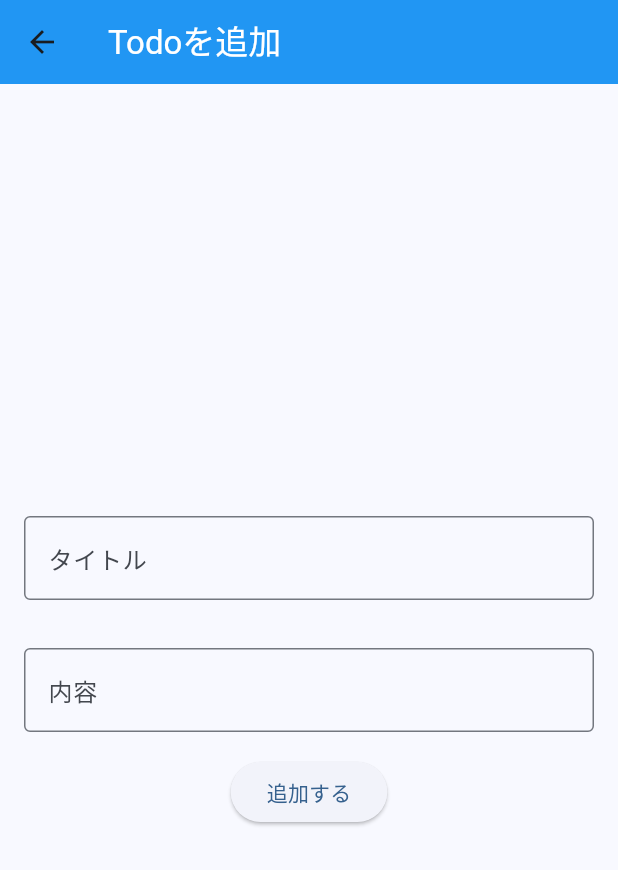
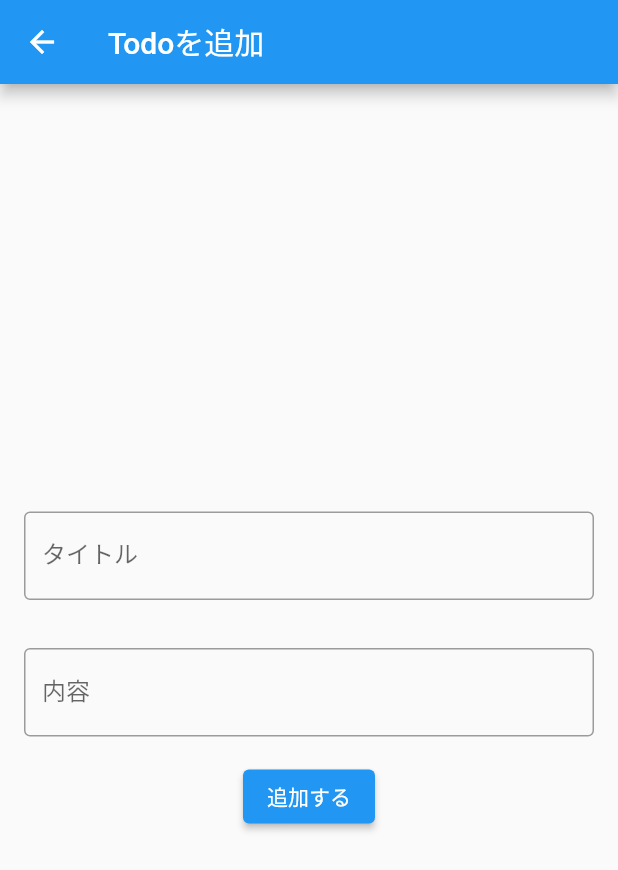
Before and after one commit to TomoyaMizumori/documents, a Flutter app: the screen it shows after launch, after a tap on the "add" icon, on a phone screen of 412 x 824 dp. Shown: the top 870 px of the screen. Run offline on Flutter 3.47's test engine with Material 3 defaults, Android fonts, the light colour scheme and no system bars; network calls fail.

Commit message:
header style修正

```diff
--- a/flutter/todo_practice/lib/main.dart
+++ b/flutter/todo_practice/lib/main.dart
@@ -14,9 +14,9 @@ class MyApp extends StatelessWidget {
     return MaterialApp(
       title: 'Flutter Demo',
       theme: ThemeData(
-        colorScheme: ColorScheme.fromSeed(seedColor: Colors.blue),
-        useMaterial3: true,
-      ),
+          primarySwatch: Colors.blue,
+          primaryColor: Colors.blue,
+          useMaterial3: false),
       home: const TodoList(),
     );
   }
--- a/flutter/todo_practice/lib/todo_add.dart
+++ b/flutter/todo_practice/lib/todo_add.dart
@@ -20,9 +20,7 @@ class _TodoAdd extends State<TodoAdd> {
       appBar: AppBar(
         title: const Text(
           'Todoを追加',
-          style: TextStyle(color: Colors.white),
         ),
-        backgroundColor: Colors.blue,
       ),
       body: Form(
           key: formKey,
--- a/flutter/todo_practice/lib/todo_detail.dart
+++ b/flutter/todo_practice/lib/todo_detail.dart
@@ -22,9 +22,7 @@ class TodoDetail extends StatelessWidget {
       appBar: AppBar(
         title: const Text(
           'Todo詳細',
-          style: TextStyle(color: Colors.white),
         ),
-        backgroundColor: Colors.blue,
       ),
       body: Form(
           child: Column(
--- a/flutter/todo_practice/lib/todo_list.dart
+++ b/flutter/todo_practice/lib/todo_list.dart
@@ -58,9 +58,7 @@ class _TodoList extends State<TodoList> {
       appBar: AppBar(
         title: Text(
           'TODO一覧(完了済み${completedList.length}/${unCompletedList.length + completedList.length})',
-          style: const TextStyle(color: Colors.white),
         ),
-        backgroundColor: Colors.blue,
       ),
       body: Column(
         mainAxisAlignment: MainAxisAlignment.center,
```
